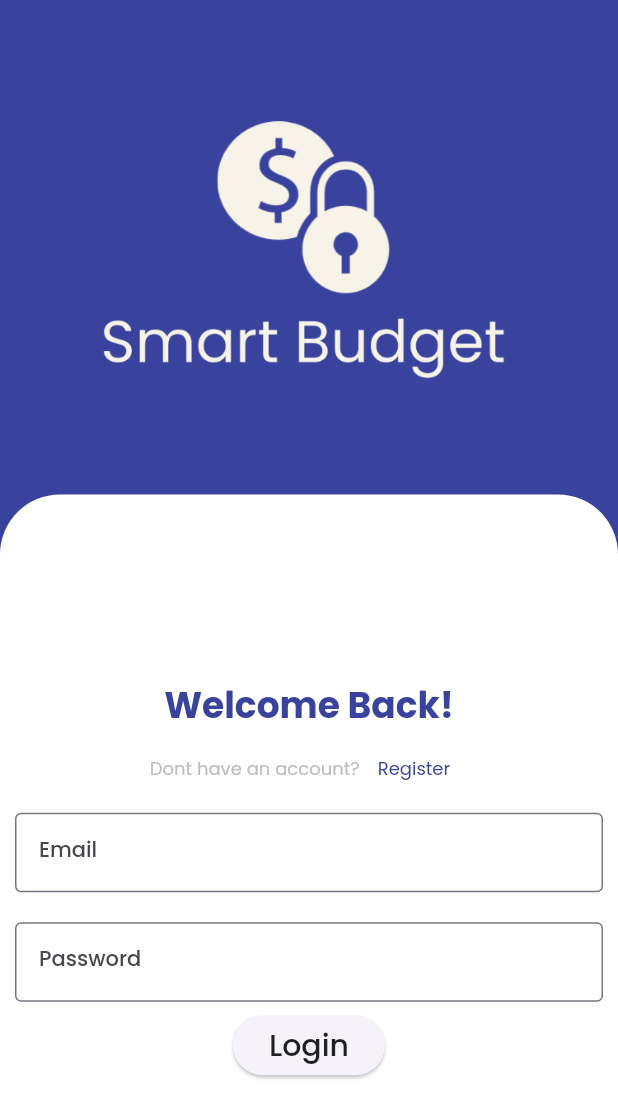
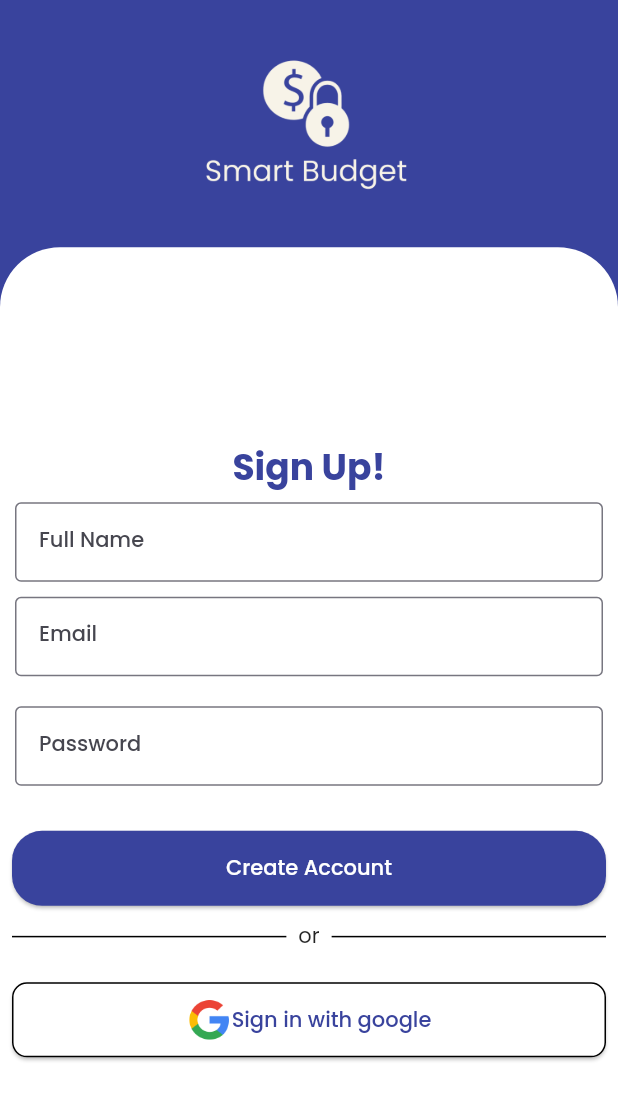
Before and after one commit to joshnyaga/smart-budget, a Flutter app: the LoginScreen screen opened directly, after a tap on "Register", on a phone screen of 412 x 824 dp. Shown: the top 1118 px of the screen. Run offline on Flutter 3.47's test engine with Material 2 defaults, Android fonts, the phone set to English and light mode, and no system bars; our stand-ins replace flutter_native_splash, google_fonts.

Commit message:
Creating the registration screen

```diff
--- a/lib/screens/auth/login_screen.dart
+++ b/lib/screens/auth/login_screen.dart
@@ -1,4 +1,5 @@
 import 'package:budgetsmart/components/text_field.dart';
+import 'package:budgetsmart/screens/auth/register_screen.dart';
 import 'package:flutter/material.dart';
 import "../../utils/constants.dart" as constants;
 import '../../components/validation.dart';
@@ -35,7 +36,11 @@ class _LoginScreenState extends State<LoginScreen> {
   Widget build(BuildContext context) {
     return Scaffold(
         backgroundColor: Color(constants.MAIN_COLOR),
-        body: Column(
+        body: SingleChildScrollView(
+          child: Container(
+            height: MediaQuery.of(context).size.height,
+            width: MediaQuery.of(context).size.width,
+            child: Column(
               children: [
                 Image.asset(
                   "assets/logos/logo_transparent.png",
@@ -76,7 +81,9 @@ class _LoginScreenState extends State<LoginScreen> {
                                         color: Colors.grey[400]),
                                   ),
                                   TextButton(
-                                  onPressed: () => {},
+                                      onPressed: () => {
+                                      Navigator.push(context,MaterialPageRoute(builder: (context) => RegisterScreen()))
+                                      },
                                       child: Text(
                                         "Register",
                                         style: TextStyle(
@@ -103,12 +110,26 @@ class _LoginScreenState extends State<LoginScreen> {
                                   error: _submitted? validation.errorPassword(_controllerPassword):null,
                                   controller: _controllerPassword,
                                   submitted: _submitted),
-                          ElevatedButton(
+                              SizedBox(height: 25.0,),
+                              Padding(
+                                padding: const EdgeInsets.symmetric(horizontal: 8.0),
+                                child: SizedBox(
+                                  width: MediaQuery.of(context).size.width,
+                                  height: 50,
+                                  child: ElevatedButton(
                                       onPressed: _submit,
+
+                                      style: ElevatedButton.styleFrom(
+                                        primary: const Color(constants.MAIN_COLOR), // background
+                                        onPrimary: Colors.white, // foreground
+                                        shape:  RoundedRectangleBorder(borderRadius: BorderRadius.circular(20.0)),
+                                      ),
                                       child: Text(
                                         "Login",
-                                style: Theme.of(context).textTheme.headline6,
-                              ))
+
+                                      )),
+                                ),
+                              )
                             ],
                           ),
                         ),
@@ -117,6 +138,8 @@ class _LoginScreenState extends State<LoginScreen> {
 
                 )
               ],
+            ),
+          ),
         ));
   }
 }
--- /dev/null
+++ b/lib/screens/auth/register_screen.dart
@@ -0,0 +1,191 @@
+import 'package:flutter/material.dart';
+import "../../utils/constants.dart" as constants;
+import '../../components/validation.dart';
+import 'package:budgetsmart/components/text_field.dart';
+
+class RegisterScreen extends StatefulWidget {
+  const RegisterScreen({super.key});
+
+  @override
+  State<RegisterScreen> createState() => _RegisterScreenState();
+}
+
+class _RegisterScreenState extends State<RegisterScreen> {
+  final _controllerEmail = TextEditingController();
+  final _controllerPassword = TextEditingController();
+  final _controllerName = TextEditingController();
+  bool _submitted = false;
+
+  // dispose it when the widget is unmounted
+  @override
+  void dispose() {
+    _controllerEmail.dispose();
+    _controllerPassword.dispose();
+    super.dispose();
+  }
+
+  void _submit() {
+    setState(() => _submitted = true);
+    if(validation.errorEmail(_controllerEmail) == null && validation.errorPassword(_controllerPassword) == null ){
+      //submit the form
+      print("Its okay");
+    }
+  }
+
+  @override
+  Widget build(BuildContext context) {
+    return  Scaffold(
+      backgroundColor: Color(constants.MAIN_COLOR),
+        body: SingleChildScrollView(
+          child: Container(
+            height: MediaQuery.of(context).size.height,
+            width: MediaQuery.of(context).size.width,
+            child: Column(
+              children: [
+                Image.asset(
+                  "assets/logos/logo_transparent.png",
+                  height: MediaQuery.of(context).size.height * 0.2,
+                ),
+                Expanded(
+                  child: Container(
+                    width: MediaQuery.of(context).size.width,
+                    decoration: const BoxDecoration(
+                      borderRadius: BorderRadius.only(
+                          topRight: Radius.circular(40.0),
+                          topLeft: Radius.circular(40.0)),
+                      color: Colors.white,
+                    ),
+
+                    child: Center(
+                      child: SingleChildScrollView(
+                        child: Column(
+                          children: [
+                            SizedBox(
+                              height: 20,
+                            ),
+                            Text(
+                              "Sign Up!",
+                              style: TextStyle(
+                                  color: Color(constants.MAIN_COLOR),
+                                  fontWeight: FontWeight.w700,
+                                  fontSize: 24),
+                            ),
+                            TextFieldWidget(
+                                labeltext: "Full Name",
+                                hintText: "Enter your full name",
+                                obsecure: false,
+                                error: _submitted?validation.errorEmail(_controllerEmail):null,
+                                controller: _controllerEmail,
+                                submitted: _submitted),
+                            TextFieldWidget(
+                                labeltext: "Email",
+                                hintText: "Enter your email",
+                                obsecure: false,
+                                error: _submitted?validation.errorEmail(_controllerEmail):null,
+                                controller: _controllerEmail,
+                                submitted: _submitted),
+                            const SizedBox(
+                              height: 10,
+                            ),
+                            TextFieldWidget(
+                                labeltext: "Password",
+                                hintText: "Enter password",
+                                obsecure: true,
+                                error: _submitted? validation.errorPassword(_controllerPassword):null,
+                                controller: _controllerPassword,
+                                submitted: _submitted),
+                            SizedBox(height: 25.0,),
+                            Padding(
+                              padding: const EdgeInsets.symmetric(horizontal: 8.0),
+                              child: SizedBox(
+                                width: MediaQuery.of(context).size.width,
+                                height: 50,
+                                child: ElevatedButton(
+                                    onPressed: _submit,
+
+                                    style: ElevatedButton.styleFrom(
+                                      primary: const Color(constants.MAIN_COLOR), // background
+                                      onPrimary: Colors.white, // foreground
+                                      shape:  RoundedRectangleBorder(borderRadius: BorderRadius.circular(20.0)),
+                                    ),
+                                    child: Text(
+                                      "Create Account",
+
+                                    )),
+                              ),
+                            ),
+
+                            const Padding(
+                              padding: EdgeInsets.symmetric(horizontal: 8.0, vertical: 10.0),
+                              child: Row(
+                                children: [
+                                  Expanded(
+                                    child: Divider(
+
+                                      thickness: 1,
+                                      color: Colors.black,
+
+                                    ),
+                                  ),
+                                  Padding(
+                                    padding: EdgeInsets.symmetric(horizontal: 8.0),
+                                    child: Text(
+                                        "or"
+                                    ),
+                                  ),
+                                  Expanded(
+                                    child: Divider(
+                                      thickness: 1,
+                                      color: Colors.black,
+
+                                    ),
+                                  ),
+                                ],
+                              ),
+                            ),
+                            Padding(
+                              padding: const EdgeInsets.symmetric(horizontal: 8.0, vertical: 10.0),
+                              child: SizedBox(
+                                width: MediaQuery.of(context).size.width,
+                                height: 50,
+                                child: ElevatedButton(
+                                    onPressed: _submit,
+
+                                    style: ElevatedButton.styleFrom(
+                                      primary:  Colors.white, // background
+                                      onPrimary: Colors.black, // foreground
+                                      shape:  RoundedRectangleBorder(borderRadius: BorderRadius.circular(10.0)),
+                                        side: const BorderSide(
+                                            width: 1, // the thickness
+                                            color: Colors.black // the color of the border
+                                        )
+                                    ),
+                                    child: Row(
+                                      mainAxisAlignment: MainAxisAlignment.center,
+                                      children: [
+                                        Image.asset("assets/google.png", height: 30,),
+                                        const Text(
+                                          "Sign in with google",
+                                          style: TextStyle(
+                                            color: Color(constants.MAIN_COLOR)
+                                          ),
+                                        )
+                                      ],
+                                    )
+                              ),
+                            ),
+                            )
+                          ],
+                        ),
+                      ),
+                    ),
+                  ),
+
+                )
+              ],
+            ),
+          ),
+        )
+    );
+  }
+}
```
Also changed, not shown: assets/google.png (added). Lines whose indentation alone changed are shown as unchanged.
